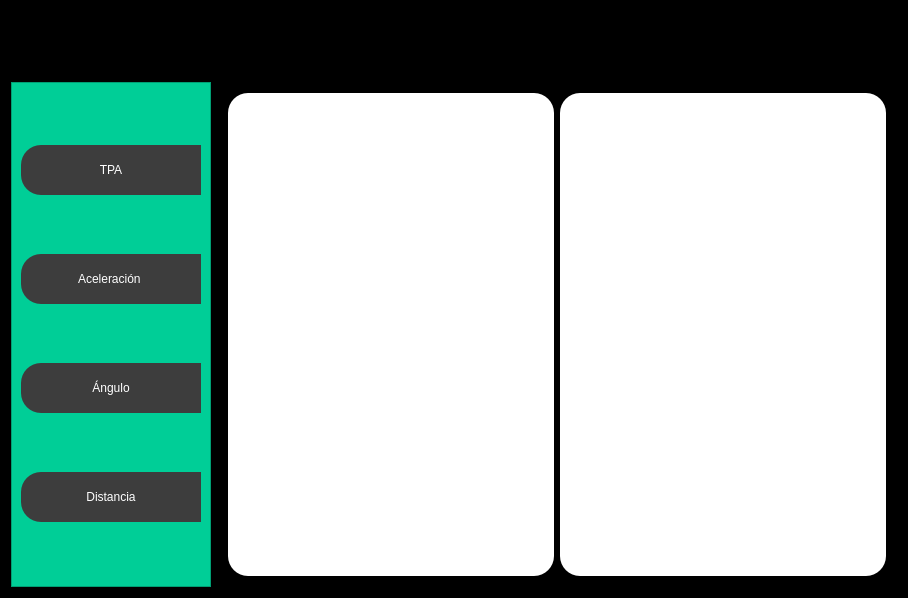
Old version of the form GUI_Cansat/Diseño.ui in the repository FernandoVS11/CANSAT-2024.
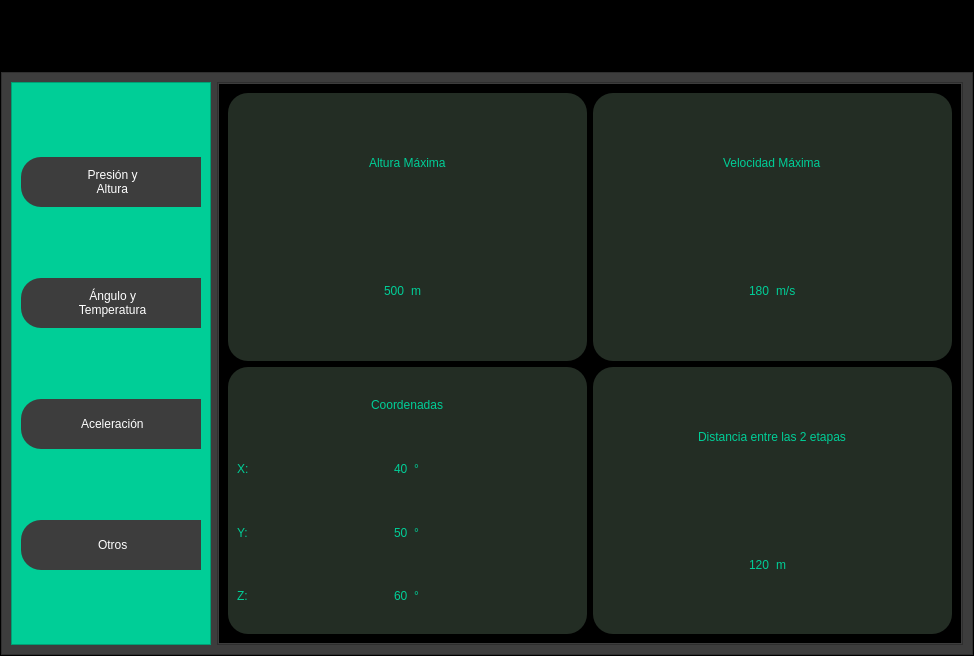
New version of the form. The open tabs and pages were chosen to show the change. Icons and pictures are not drawn.

The edit to the form file:
```diff
--- a/GUI_Cansat/Diseño.ui
+++ b/GUI_Cansat/Diseño.ui
@@ -6,8 +6,8 @@
    <rect>
     <x>0</x>
     <y>0</y>
-    <width>908</width>
-    <height>598</height>
+    <width>974</width>
+    <height>656</height>
    </rect>
   </property>
   <property name="windowTitle">
@@ -198,8 +198,21 @@
          </layout>
         </widget>
        </item>
-       <item row="4" column="0">
+       <item row="1" column="0">
         <widget class="QFrame" name="frame_contenido">
+         <property name="styleSheet">
+          <string notr="true">QFrame{
+background-color: rgb(61,61,61);
+}
+
+QLabel{
+font: 87 12pt &quot;Arial Black&quot;;
+background-color: #000000ff;
+color: rgb(0,206,151);
+border: 0px solid #14C8DC;
+}
+</string>
+         </property>
          <property name="frameShape">
           <enum>QFrame::StyledPanel</enum>
          </property>
@@ -207,7 +220,7 @@
           <enum>QFrame::Raised</enum>
          </property>
          <layout class="QGridLayout" name="gridLayout_5">
-          <item row="2" column="0">
+          <item row="1" column="0">
            <widget class="QFrame" name="frame_control">
             <property name="minimumSize">
              <size>
@@ -258,7 +271,8 @@
                 </size>
                </property>
                <property name="text">
-                <string>TPA</string>
+                <string> Presión y 
+ Altura</string>
                </property>
                <property name="icon">
                 <iconset>
@@ -281,7 +295,8 @@
                 </size>
                </property>
                <property name="text">
-                <string>Aceleración </string>
+                <string> Ángulo y 
+ Temperatura</string>
                </property>
                <property name="icon">
                 <iconset>
@@ -304,7 +319,7 @@
                 </size>
                </property>
                <property name="text">
-                <string>Ángulo</string>
+                <string> Aceleración</string>
                </property>
                <property name="icon">
                 <iconset>
@@ -327,7 +342,7 @@
                 </size>
                </property>
                <property name="text">
-                <string>Distancia</string>
+                <string> Otros</string>
                </property>
                <property name="icon">
                 <iconset>
@@ -344,7 +359,7 @@
             </layout>
            </widget>
           </item>
-          <item row="2" column="1">
+          <item row="1" column="1">
            <widget class="QFrame" name="frame_paginas">
             <property name="frameShape">
              <enum>QFrame::StyledPanel</enum>
@@ -564,30 +579,13 @@
                </widget>
                <widget class="QWidget" name="pagina4">
                 <layout class="QGridLayout" name="gridLayout_7">
-                 <item row="0" column="0">
-                  <widget class="QFrame" name="frame_14">
-                   <property name="styleSheet">
-                    <string notr="true">background-color: rgb(255, 255, 255);
-border-radius: 20px;</string>
-                   </property>
-                   <property name="frameShape">
-                    <enum>QFrame::StyledPanel</enum>
-                   </property>
-                   <property name="frameShadow">
-                    <enum>QFrame::Raised</enum>
-                   </property>
-                   <layout class="QHBoxLayout" name="horizontalLayout_14">
-                    <item>
-                     <layout class="QVBoxLayout" name="distancia"/>
-                    </item>
-                   </layout>
-                  </widget>
-                 </item>
                  <item row="0" column="1">
                   <widget class="QFrame" name="frame_15">
                    <property name="styleSheet">
-                    <string notr="true">background-color: rgb(255, 255, 255);
-border-radius: 20px;</string>
+                    <string notr="true">background-color: rgb(35, 45, 36);
+border-radius: 20px;
+
+</string>
                    </property>
                    <property name="frameShape">
                     <enum>QFrame::StyledPanel</enum>
@@ -595,9 +593,196 @@
                    <property name="frameShadow">
                     <enum>QFrame::Raised</enum>
                    </property>
-                   <layout class="QHBoxLayout" name="horizontalLayout_15">
-                    <item>
-                     <layout class="QVBoxLayout" name="verticalLayout_8"/>
+                   <layout class="QGridLayout" name="gridLayout_15">
+                    <item row="1" column="1">
+                     <widget class="QLabel" name="label_26">
+                      <property name="text">
+                       <string>m/s</string>
+                      </property>
+                     </widget>
+                    </item>
+                    <item row="1" column="0" alignment="Qt::AlignRight">
+                     <widget class="QLabel" name="vel_max_label">
+                      <property name="text">
+                       <string>180</string>
+                      </property>
+                     </widget>
+                    </item>
+                    <item row="0" column="0" colspan="2" alignment="Qt::AlignHCenter">
+                     <widget class="QLabel" name="label_27">
+                      <property name="text">
+                       <string>Velocidad Máxima</string>
+                      </property>
+                     </widget>
+                    </item>
+                   </layout>
+                  </widget>
+                 </item>
+                 <item row="0" column="0">
+                  <widget class="QFrame" name="frame_14">
+                   <property name="styleSheet">
+                    <string notr="true">background-color: rgb(35, 45, 36);
+border-radius: 20px;
+
+</string>
+                   </property>
+                   <property name="frameShape">
+                    <enum>QFrame::StyledPanel</enum>
+                   </property>
+                   <property name="frameShadow">
+                    <enum>QFrame::Raised</enum>
+                   </property>
+                   <layout class="QGridLayout" name="gridLayout_14">
+                    <item row="1" column="1">
+                     <widget class="QLabel" name="label_24">
+                      <property name="text">
+                       <string>m</string>
+                      </property>
+                     </widget>
+                    </item>
+                    <item row="1" column="0" alignment="Qt::AlignRight">
+                     <widget class="QLabel" name="altura_max_label">
+                      <property name="styleSheet">
+                       <string notr="true"/>
+                      </property>
+                      <property name="text">
+                       <string>500</string>
+                      </property>
+                     </widget>
+                    </item>
+                    <item row="0" column="0" colspan="2" alignment="Qt::AlignHCenter">
+                     <widget class="QLabel" name="label_25">
+                      <property name="text">
+                       <string>Altura Máxima</string>
+                      </property>
+                     </widget>
+                    </item>
+                   </layout>
+                  </widget>
+                 </item>
+                 <item row="1" column="0">
+                  <widget class="QFrame" name="frame_16">
+                   <property name="styleSheet">
+                    <string notr="true">background-color: rgb(35, 45, 36);
+border-radius: 20px;
+
+</string>
+                   </property>
+                   <property name="frameShape">
+                    <enum>QFrame::StyledPanel</enum>
+                   </property>
+                   <property name="frameShadow">
+                    <enum>QFrame::Raised</enum>
+                   </property>
+                   <layout class="QGridLayout" name="gridLayout_16">
+                    <item row="1" column="0">
+                     <widget class="QLabel" name="label_34">
+                      <property name="text">
+                       <string>X:</string>
+                      </property>
+                     </widget>
+                    </item>
+                    <item row="2" column="0">
+                     <widget class="QLabel" name="label_35">
+                      <property name="text">
+                       <string>Y:</string>
+                      </property>
+                     </widget>
+                    </item>
+                    <item row="3" column="0">
+                     <widget class="QLabel" name="label_36">
+                      <property name="text">
+                       <string>Z:</string>
+                      </property>
+                     </widget>
+                    </item>
+                    <item row="0" column="0" colspan="4" alignment="Qt::AlignHCenter">
+                     <widget class="QLabel" name="label_33">
+                      <property name="text">
+                       <string>Coordenadas</string>
+                      </property>
+                     </widget>
+                    </item>
+                    <item row="1" column="1" alignment="Qt::AlignRight">
+                     <widget class="QLabel" name="x_coord_label">
+                      <property name="text">
+                       <string>40</string>
+                      </property>
+                     </widget>
+                    </item>
+                    <item row="2" column="1" alignment="Qt::AlignRight">
+                     <widget class="QLabel" name="y_coord_label">
+                      <property name="text">
+                       <string>50</string>
+                      </property>
+                     </widget>
+                    </item>
+                    <item row="3" column="1" alignment="Qt::AlignRight">
+                     <widget class="QLabel" name="z_coord_label">
+                      <property name="text">
+                       <string>60</string>
+                      </property>
+                     </widget>
+                    </item>
+                    <item row="1" column="2" colspan="2">
+                     <widget class="QLabel" name="label_32">
+                      <property name="text">
+                       <string>°</string>
+                      </property>
+                     </widget>
+                    </item>
+                    <item row="2" column="2" colspan="2">
+                     <widget class="QLabel" name="label_30">
+                      <property name="text">
+                       <string>°</string>
+                      </property>
+                     </widget>
+                    </item>
+                    <item row="3" column="2" colspan="2">
+                     <widget class="QLabel" name="label_28">
+                      <property name="text">
+                       <string>°</string>
+                      </property>
+                     </widget>
+                    </item>
+                   </layout>
+                  </widget>
+                 </item>
+                 <item row="1" column="1">
+                  <widget class="QFrame" name="frame_17">
+                   <property name="styleSheet">
+                    <string notr="true">background-color: rgb(35, 45, 36);
+border-radius: 20px;
+
+</string>
+                   </property>
+                   <property name="frameShape">
+                    <enum>QFrame::StyledPanel</enum>
+                   </property>
+                   <property name="frameShadow">
+                    <enum>QFrame::Raised</enum>
+                   </property>
+                   <layout class="QGridLayout" name="gridLayout_17">
+                    <item row="1" column="0" alignment="Qt::AlignRight">
+                     <widget class="QLabel" name="distancia_label">
+                      <property name="text">
+                       <string>120</string>
+                      </property>
+                     </widget>
+                    </item>
+                    <item row="1" column="1">
+                     <widget class="QLabel" name="label_38">
+                      <property name="text">
+                       <string>m</string>
+                      </property>
+                     </widget>
+                    </item>
+                    <item row="0" column="0" colspan="2" alignment="Qt::AlignHCenter">
+                     <widget class="QLabel" name="label_37">
+                      <property name="text">
+                       <string>Distancia entre las 2 etapas</string>
+                      </property>
+                     </widget>
                     </item>
                    </layout>
                   </widget>
```
Left out of the diff: 412 changed lines with no effect on the pictures.
